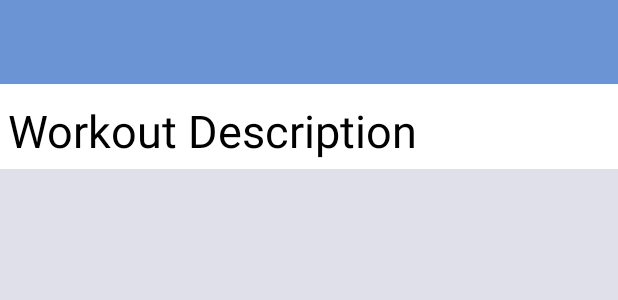
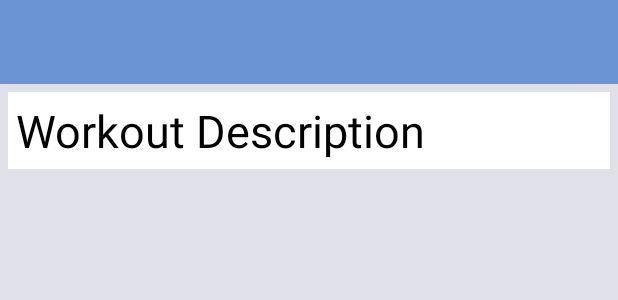
Before and after one commit to jennatauro/LiveFit, an Android app: the layout activity_workout_details.xml on its own in the app's theme, with its tools: preview values and no code run, on a phone screen of 412 x 824 dp. Shown: the top 300 px of the screen. Run offline under Robolectric (Android 15) with nearby library versions, the phone set to English and light mode, and no system bars; Roboto replaces fonts that are not available here.

Commit message:
Fixed appearance of workout details page

```diff
--- a/app/src/main/res/layout/activity_workout_details.xml
+++ b/app/src/main/res/layout/activity_workout_details.xml
@@ -19,7 +19,8 @@
         android:layout_width="match_parent"
         android:layout_height="wrap_content"
         android:layout_marginTop="?attr/actionBarSize"
-        android:background="@android:color/white">
+        android:layout_marginLeft="5dp"
+        android:layout_marginRight="5dp">
 
         <TextView
             android:layout_width="match_parent"
@@ -28,7 +29,8 @@
             android:textSize="30sp"
             android:textColor="@color/black"
             android:padding="5dp"
-            android:layout_marginTop="5dp"/>
+            android:layout_marginTop="5dp"
+            android:background="@android:color/white"/>
     </LinearLayout>
 
 
```
